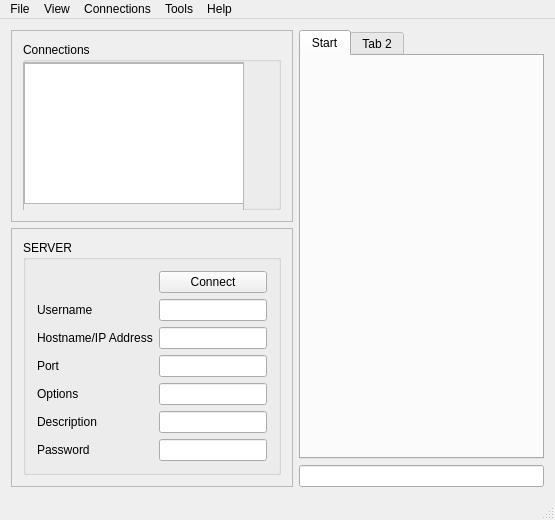
Before: the Qt Designer form qt/qt/mainwindow.ui in khrysro/monocute, drawn with Qt 5.
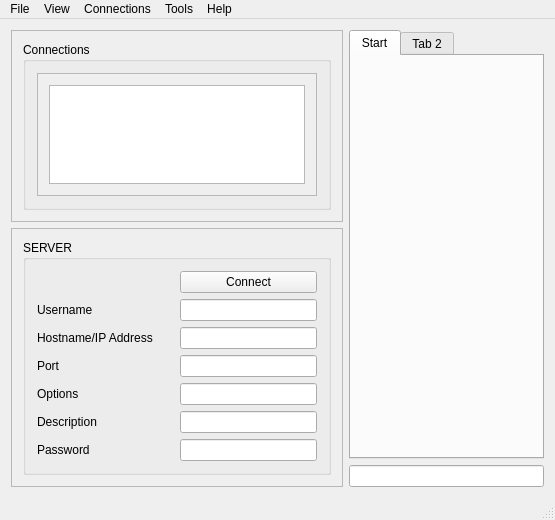
After: the same form once the commit is applied.

Commit message: modificacion de scroll area

Diff of the .ui file:
```diff
--- a/qt/qt/mainwindow.ui
+++ b/qt/qt/mainwindow.ui
@@ -33,15 +33,9 @@
              <property name="title">
               <string>Connections</string>
              </property>
+             <layout class="QHBoxLayout" name="horizontalLayout_3">
+              <item>
              <widget class="QScrollArea" name="scrollArea">
-              <property name="geometry">
-               <rect>
-                <x>0</x>
-                <y>20</y>
-                <width>221</width>
-                <height>151</height>
-               </rect>
-              </property>
               <property name="widgetResizable">
                <bool>true</bool>
               </property>
@@ -50,22 +44,19 @@
                 <rect>
                  <x>0</x>
                  <y>0</y>
-                 <width>219</width>
-                 <height>149</height>
-                </rect>
-               </property>
-               <widget class="QTreeView" name="treeView">
-                <property name="geometry">
-                 <rect>
-                  <x>0</x>
-                  <y>0</y>
-                  <width>221</width>
-                  <height>141</height>
-                 </rect>
-                </property>
-               </widget>
-              </widget>
-             </widget>
+                   <width>265</width>
+                   <height>122</height>
+                  </rect>
+                 </property>
+                 <layout class="QVBoxLayout" name="verticalLayout_3">
+                  <item>
+                   <widget class="QTreeView" name="treeView"/>
+                  </item>
+                 </layout>
+                </widget>
+               </widget>
+              </item>
+             </layout>
             </widget>
            </item>
           </layout>
```
Left out of the diff: 2 changed lines with no effect on the pictures. Lines whose indentation alone changed are shown as unchanged. The commit also changes 1 other file.
